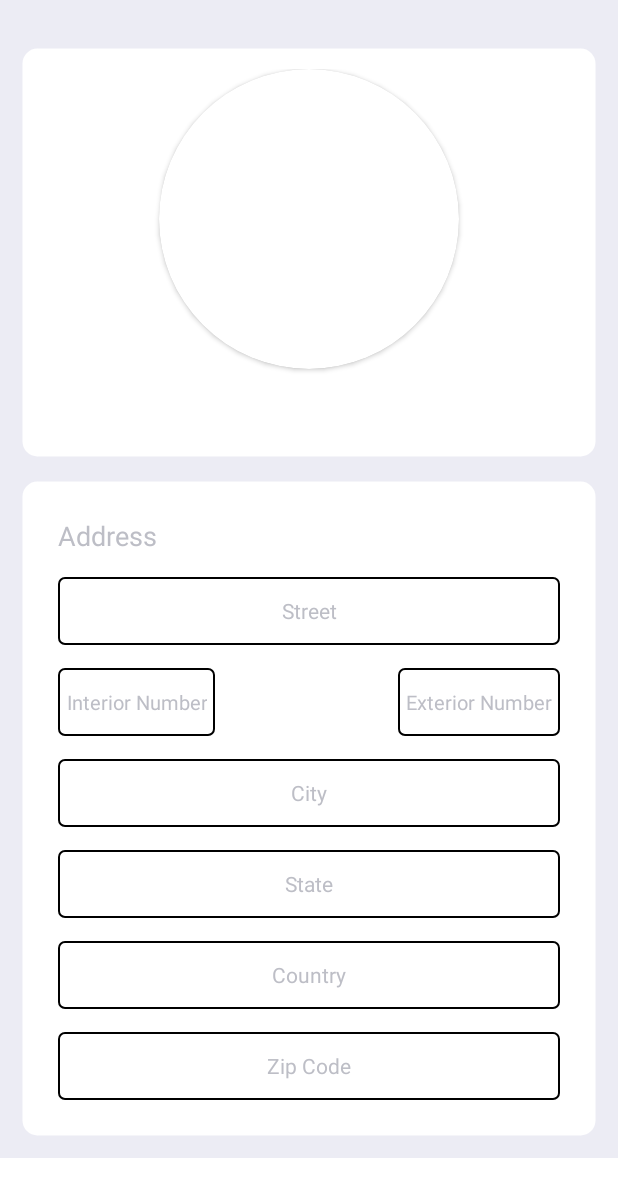
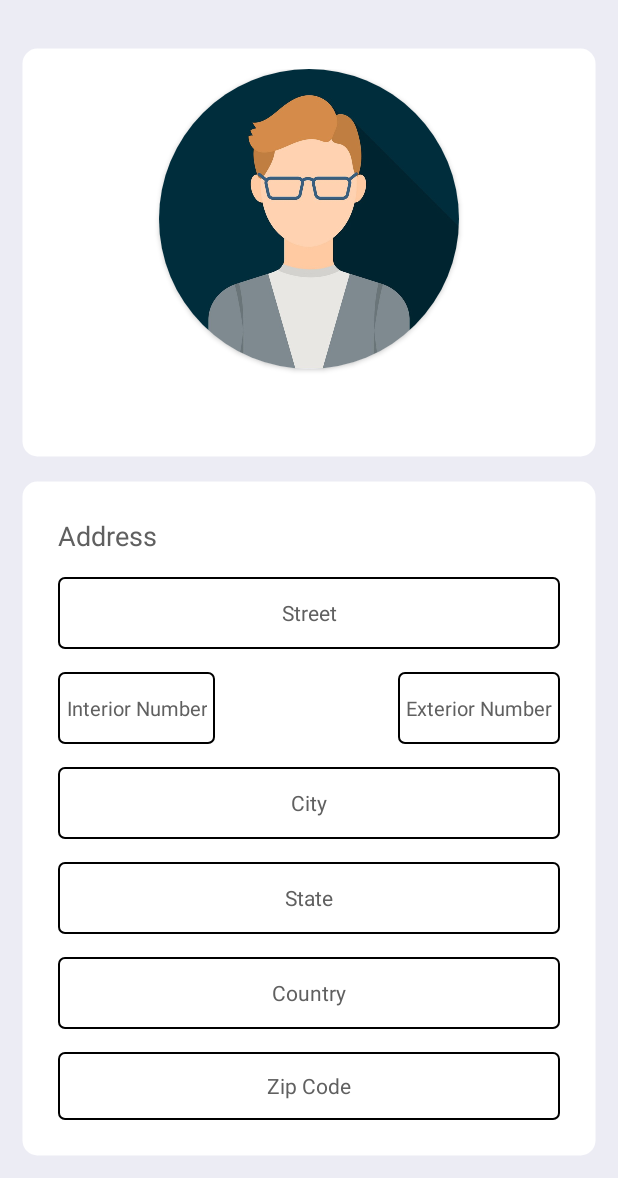
Before and after one commit to Saul-mdoR2/ContactApp, an Android app: the AddressActivity screen opened directly, with no data from a screen before it, on a phone screen of 412 x 824 dp, the part 58-1236 px from its top. Run offline under Robolectric (Android 15) with nearby library versions, the phone set to English and light mode, and no system bars; our stand-ins replace data binding.

Commit message:
design corrections

```diff
--- a/app/src/main/res/layout-es/address_activity_layout.xml
+++ b/app/src/main/res/layout-es/address_activity_layout.xml
@@ -66,7 +66,7 @@
                         android:layout_alignParentTop="true"
                         android:layout_centerHorizontal="true"
                         android:contentDescription="@string/txt_image_description"
-                        tools:src="@drawable/ic_launcher_background" />
+                        android:src="@drawable/avatar" />
                 </androidx.cardview.widget.CardView>
 
                 <TextView
@@ -101,12 +101,13 @@
                     android:layout_marginBottom="15dp"
                     android:text="@string/txt_address"
                     android:textAllCaps="false"
+                    android:textColor="#757575"
                     android:textSize="18sp" />
 
                 <EditText
                     style="@style/editTexts"
                     android:layout_width="match_parent"
-                    android:layout_height="45dp"
+                    android:layout_height="48dp"
                     android:hint="@string/txt_street"
                     android:importantForAutofill="no"
                     android:inputType="text"
@@ -120,7 +121,7 @@
                     <EditText
                         style="@style/editTexts"
                         android:layout_width="wrap_content"
-                        android:layout_height="45dp"
+                        android:layout_height="48dp"
                         android:hint="@string/txt_intNumber"
                         android:importantForAutofill="no"
                         android:inputType="number"
@@ -134,7 +135,7 @@
                     <EditText
                         style="@style/editTexts"
                         android:layout_width="wrap_content"
-                        android:layout_height="45dp"
+                        android:layout_height="48dp"
                         android:hint="@string/txt_extNumber"
                         android:importantForAutofill="no"
                         android:inputType="number"
@@ -150,7 +151,7 @@
                     android:id="@+id/etSuburb"
                     style="@style/editTexts"
                     android:layout_width="match_parent"
-                    android:layout_height="45dp"
+                    android:layout_height="48dp"
                     android:layout_marginTop="15dp"
                     android:hint="@string/txt_suburb"
                     android:importantForAutofill="no"
@@ -160,7 +161,7 @@
                 <EditText
                     style="@style/editTexts"
                     android:layout_width="match_parent"
-                    android:layout_height="45dp"
+                    android:layout_height="48dp"
                     android:layout_marginTop="15dp"
                     android:hint="@string/txt_city"
                     android:importantForAutofill="no"
@@ -170,7 +171,7 @@
                 <EditText
                     style="@style/editTexts"
                     android:layout_width="match_parent"
-                    android:layout_height="45dp"
+                    android:layout_height="48dp"
                     android:layout_marginTop="15dp"
                     android:hint="@string/txt_state"
                     android:importantForAutofill="no"
@@ -180,7 +181,7 @@
                 <EditText
                     style="@style/editTexts"
                     android:layout_width="match_parent"
-                    android:layout_height="45dp"
+                    android:layout_height="48dp"
                     android:layout_marginTop="15dp"
                     android:hint="@string/txt_country"
                     android:importantForAutofill="no"
@@ -190,7 +191,7 @@
                 <EditText
                     style="@style/editTexts"
                     android:layout_width="match_parent"
-                    android:layout_height="45dp"
+                    android:layout_height="48dp"
                     android:layout_marginTop="15dp"
                     android:hint="@string/txt_zip_code"
                     android:importantForAutofill="no"
--- a/app/src/main/res/layout/activity_main.xml
+++ b/app/src/main/res/layout/activity_main.xml
@@ -126,7 +126,8 @@
                     android:layout_height="wrap_content"
                     android:text="@string/txt_mobile"
                     app:layout_constraintStart_toEndOf="@id/ivIconMobile"
-                    app:layout_constraintTop_toTopOf="@id/ivIconMobile" />
+                    app:layout_constraintTop_toTopOf="@id/ivIconMobile"
+                    tools:ignore="TextContrastCheck" />
 
                 <TextView
                     style="@style/TextAppearance.AppCompat.Body1"
@@ -200,7 +201,8 @@
                     android:text="@string/txt_address"
                     app:layout_constraintEnd_toEndOf="parent"
                     app:layout_constraintStart_toStartOf="parent"
-                    app:layout_constraintTop_toBottomOf="@id/ivIconEmail" />
+                    app:layout_constraintTop_toBottomOf="@id/ivIconEmail"
+                    tools:ignore="TextContrastCheck" />
 
             </androidx.constraintlayout.widget.ConstraintLayout>
 
@@ -233,13 +235,14 @@
                     android:text="@string/txt_color"
                     android:textAllCaps="false"
                     app:layout_constraintStart_toStartOf="@id/tvSettingsSub"
-                    app:layout_constraintTop_toBottomOf="@id/tvSettingsSub" />
+                    app:layout_constraintTop_toBottomOf="@id/tvSettingsSub"
+                    tools:ignore="TextContrastCheck" />
 
                 <EditText
                     android:id="@+id/etColorHex"
                     style="@style/editTexts"
                     android:layout_width="150dp"
-                    android:layout_height="30dp"
+                    android:layout_height="45dp"
                     android:layout_marginStart="15dp"
                     android:autofillHints="no"
                     android:inputType="textCapCharacters"
@@ -247,14 +250,14 @@
                     app:layout_constraintBottom_toBottomOf="@id/tvColorSub"
                     app:layout_constraintStart_toEndOf="@id/tvColorSub"
                     app:layout_constraintTop_toTopOf="@id/tvColorSub"
-                    tools:ignore="LabelFor" />
+                    tools:ignore="LabelFor,SpeakableTextPresentCheck,TouchTargetSizeCheck" />
 
                 <Button
                     android:id="@+id/btnBackground"
                     style="@style/buttons"
                     android:layout_width="wrap_content"
                     android:layout_height="wrap_content"
-                    android:layout_marginTop="15dp"
+                    android:layout_marginTop="25dp"
                     android:text="@string/txt_change_background"
                     app:layout_constraintEnd_toEndOf="parent"
                     app:layout_constraintStart_toStartOf="parent"
--- a/app/src/main/res/layout/address_activity_layout.xml
+++ b/app/src/main/res/layout/address_activity_layout.xml
@@ -52,8 +52,8 @@
                     android:elevation="12dp"
                     android:innerRadius="0dp"
                     android:shape="ring"
+                    android:thicknessRatio="1.9"
                     android:src="@drawable/avatar"
-                    android:thicknessRatio="1.9"
                     app:cardCornerRadius="100dp"
                     app:layout_constraintEnd_toEndOf="parent"
                     app:layout_constraintStart_toStartOf="parent"
@@ -66,7 +66,7 @@
                         android:layout_alignParentTop="true"
                         android:layout_centerHorizontal="true"
                         android:contentDescription="@string/txt_image_description"
-                        tools:src="@drawable/ic_launcher_background" />
+                        android:src="@drawable/avatar" />
                 </androidx.cardview.widget.CardView>
 
                 <TextView
@@ -101,12 +101,13 @@
                     android:layout_marginBottom="15dp"
                     android:text="@string/txt_address"
                     android:textAllCaps="false"
-                    android:textSize="18sp" />
+                    android:textSize="18sp"
+                    tools:ignore="TextContrastCheck" />
 
                 <EditText
                     style="@style/editTexts"
                     android:layout_width="match_parent"
-                    android:layout_height="45dp"
+                    android:layout_height="48dp"
                     android:hint="@string/txt_street"
                     android:importantForAutofill="no"
                     android:inputType="text"
@@ -120,7 +121,7 @@
                     <EditText
                         style="@style/editTexts"
                         android:layout_width="wrap_content"
-                        android:layout_height="45dp"
+                        android:layout_height="48dp"
                         android:hint="@string/txt_intNumber"
                         android:importantForAutofill="no"
                         android:inputType="number"
@@ -134,7 +135,7 @@
                     <EditText
                         style="@style/editTexts"
                         android:layout_width="wrap_content"
-                        android:layout_height="45dp"
+                        android:layout_height="48dp"
                         android:hint="@string/txt_extNumber"
                         android:importantForAutofill="no"
                         android:inputType="number"
@@ -143,25 +144,25 @@
                         android:textSize="13sp"
                         app:layout_constraintEnd_toEndOf="parent"
                         app:layout_constraintTop_toTopOf="parent"
-                        tools:ignore="LabelFor" />
+                        tools:ignore="LabelFor,TouchTargetSizeCheck" />
                 </androidx.constraintlayout.widget.ConstraintLayout>
 
                 <EditText
                     android:id="@+id/etSuburb"
-                    android:visibility="gone"
                     style="@style/editTexts"
                     android:layout_width="match_parent"
-                    android:layout_height="45dp"
+                    android:layout_height="48dp"
                     android:layout_marginTop="15dp"
                     android:hint="@string/txt_suburb"
                     android:importantForAutofill="no"
                     android:inputType="text"
+                    android:visibility="gone"
                     tools:ignore="LabelFor" />
 
                 <EditText
                     style="@style/editTexts"
                     android:layout_width="match_parent"
-                    android:layout_height="45dp"
+                    android:layout_height="48dp"
                     android:layout_marginTop="15dp"
                     android:hint="@string/txt_city"
                     android:importantForAutofill="no"
@@ -171,7 +172,7 @@
                 <EditText
                     style="@style/editTexts"
                     android:layout_width="match_parent"
-                    android:layout_height="45dp"
+                    android:layout_height="48dp"
                     android:layout_marginTop="15dp"
                     android:hint="@string/txt_state"
                     android:importantForAutofill="no"
@@ -181,7 +182,7 @@
                 <EditText
                     style="@style/editTexts"
                     android:layout_width="match_parent"
-                    android:layout_height="45dp"
+                    android:layout_height="48dp"
                     android:layout_marginTop="15dp"
                     android:hint="@string/txt_country"
                     android:importantForAutofill="no"
--- a/app/src/main/res/values/colors.xml
+++ b/app/src/main/res/values/colors.xml
@@ -9,6 +9,6 @@
     <color name="white">#FFFFFFFF</color>
 
     <color name="background">#ECECF4</color>
-    <color name="light_gray">#BDBEC6</color>
+    <color name="light_gray">#606060</color>
     <color name="light_blue">#439AED</color>
 </resources>
```
